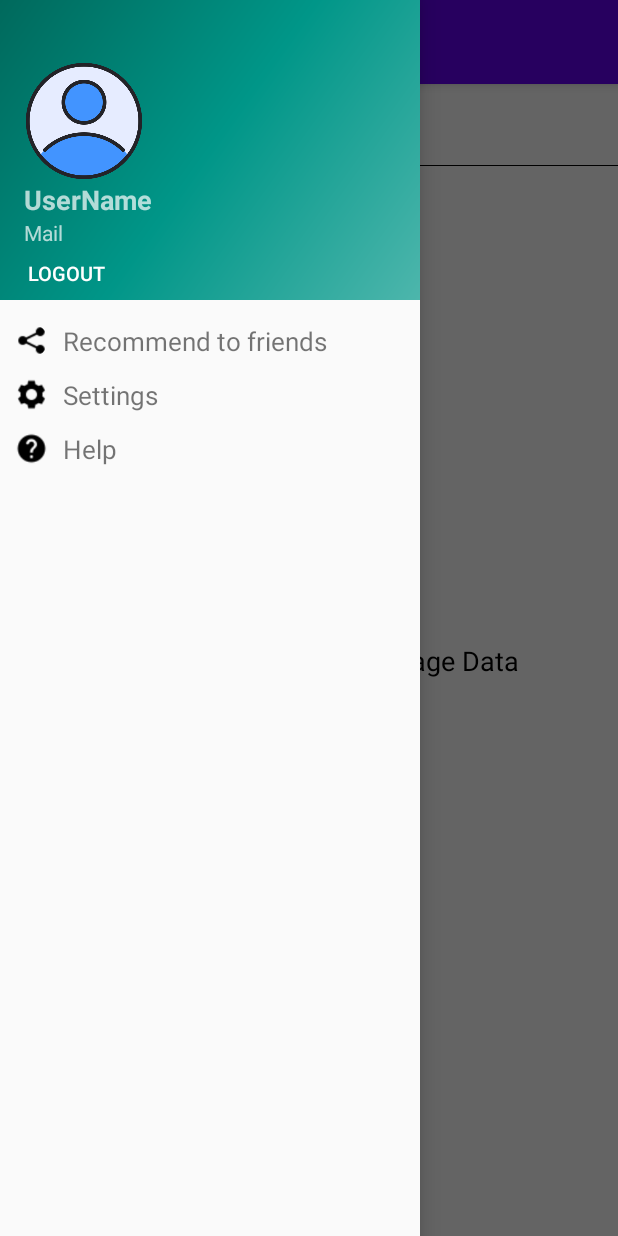
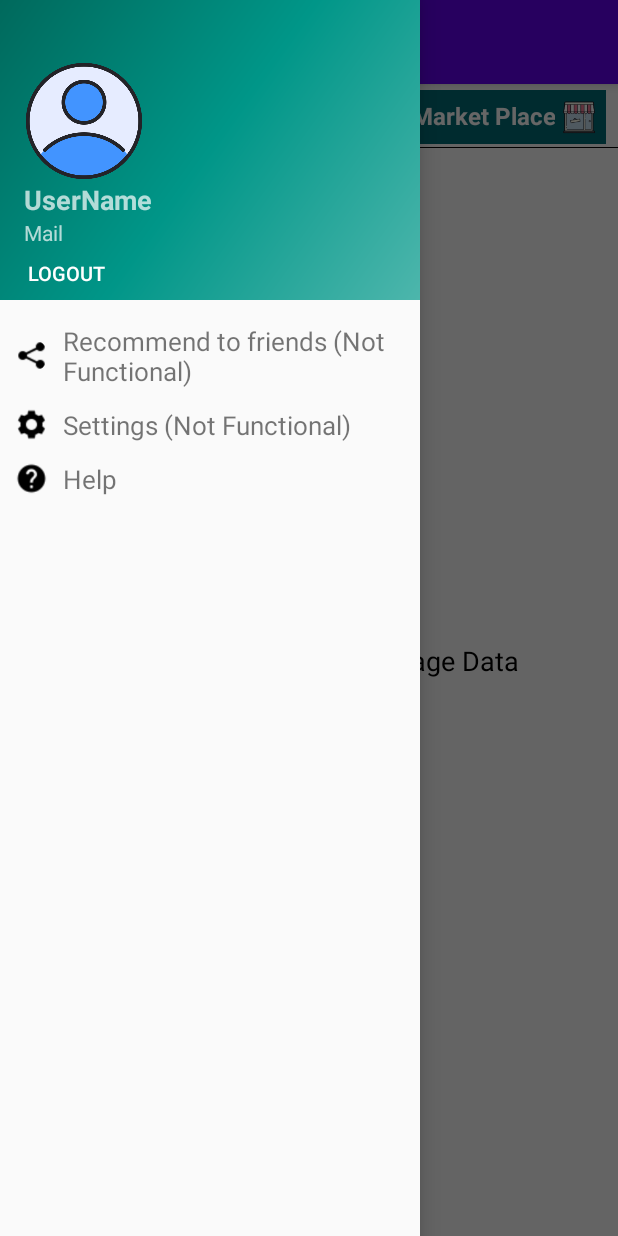
Before and after one commit to aditya6752/Nouzze, an Android app: the screen it shows after launch once a user with an empty profile is signed in (MainActivity), with the side drawer open, on a phone screen of 412 x 824 dp. Run offline under Robolectric (Android 15) with nearby library versions, the phone set to English and light mode, and no system bars; our stand-ins replace CircleImageView, Firebase (no records; nobody signed in at launch, a user with empty details on screens opened directly).

Commit message:
Points Algo Done

```diff
--- a/app/src/main/res/layout/content_drawer.xml
+++ b/app/src/main/res/layout/content_drawer.xml
@@ -52,35 +52,69 @@
         android:layout_marginEnd="8dp"
         android:textStyle="bold"/>
 
-    <LinearLayout
+    <androidx.constraintlayout.widget.ConstraintLayout
         android:id="@+id/marketPlaceAndPointsLayout"
         android:layout_width="match_parent"
         android:layout_height="wrap_content"
         app:layout_constraintTop_toTopOf="parent"
         app:layout_constraintStart_toStartOf="parent"
         app:layout_constraintEnd_toEndOf="parent"
-        android:orientation="vertical"
-        android:gravity="center"
+        app:layout_constraintBottom_toTopOf="@id/mainScreenRecyclerView"
         >
         <TextView
             android:id="@+id/userPoints"
+            app:layout_constraintStart_toStartOf="parent"
+            android:layout_width="wrap_content"
+            android:layout_marginLeft="8dp"
+            android:layout_height="wrap_content"
+            app:layout_constraintTop_toTopOf="parent"
+            app:layout_constraintBottom_toBottomOf="parent"
+            android:textStyle="bold"
+            android:text="Points: 0"
+            android:textSize="16sp"/>
+
+        <LinearLayout
+            android:id="@+id/marketPlaceButton"
             android:layout_width="wrap_content"
             android:layout_height="wrap_content"
-            android:text="Points: 1000"
-            android:textSize="16sp"
-            android:gravity="end"/>
-        <Button
-            android:id="@+id/marketPlaceButton"
-            android:layout_width="110dp"
+            app:layout_constraintEnd_toEndOf="parent"
+            app:layout_constraintTop_toTopOf="parent"
+            android:padding="2dp"
+            android:layout_marginRight="8dp"
+            android:background="#006d77"
+            app:layout_constraintBottom_toBottomOf="parent"
+            android:orientation="horizontal">
+
+            <TextView
+                android:layout_width="wrap_content"
                 android:layout_height="30dp"
                 android:text="Market Place"
                 android:textSize="16sp"
+                android:layout_marginLeft="5dp"
+                android:gravity="center"
+                android:background="#006d77"
                 android:textStyle="bold"
                 android:textAllCaps="false"
-            android:background="#006d77"
                 android:textColor="@color/white"
                 />
+            <ImageView
+                android:layout_width="32dp"
+                android:layout_height="32dp"
+                app:srcCompat="@drawable/shop_icon_100" />
+
+
+
         </LinearLayout>
+
+        <ImageView
+            android:layout_width="25dp"
+            android:layout_height="25dp"
+            android:layout_gravity="center"
+            app:layout_constraintStart_toEndOf="@+id/userPoints"
+            app:layout_constraintTop_toTopOf="parent"
+            app:layout_constraintBottom_toBottomOf="parent"
+            app:srcCompat="@drawable/coin_96" />
+    </androidx.constraintlayout.widget.ConstraintLayout>
 
     <View
         android:id="@+id/viewHorizontalLine"
--- a/app/src/main/res/layout/list_item_screen_usage_recycler_view.xml
+++ b/app/src/main/res/layout/list_item_screen_usage_recycler_view.xml
@@ -12,7 +12,7 @@
         android:layout_width="match_parent"
         android:layout_height="wrap_content"
         android:orientation="horizontal"
-        android:padding="8dp">
+        android:padding="6dp">
 
         <de.hdodenhof.circleimageview.CircleImageView
             android:id="@+id/app_icon_image"
--- a/app/src/main/res/values/strings.xml
+++ b/app/src/main/res/values/strings.xml
@@ -22,8 +22,8 @@
     <string name="password">Password</string>
     <string name="whatsapp">Whatsapp</string>
     <string name="appUsageTime">1hr 20min</string>
-    <string name="recommendFriend">Recommend to friends</string>
-    <string name="settings">Settings</string>
+    <string name="recommendFriend">Recommend to friends (Not Functional)</string>
+    <string name="settings">Settings (Not Functional)</string>
     <string name="add_a_new_address">No Address Saved</string>
     <string name="verify_your_email">Verify Your Email</string>
 </resources>
```
Also changed, not shown: app/src/main/java/com/screentimex/nouzze/Activities/CheckOut.kt (+5 -5 lines), app/src/main/java/com/screentimex/nouzze/Activities/MainActivity.kt (+8 -5 lines), app/src/main/java/com/screentimex/nouzze/Services/PointsCalculation.kt (+6 -9 lines), app/src/main/res/layout/activity_check_out.xml (+54 -10 lines), app/src/main/res/layout/address_card_view.xml (+11 -7 lines), app/src/main/res/layout/categories.xml (+12 -3 lines), app/src/main/res/layout/products.xml (+22 -9 lines), app/src/main/res/drawable-v24/coin_48.png (added), app/src/main/res/drawable-v24/coin_96.png (added). Lines whose indentation alone changed are shown as unchanged.
